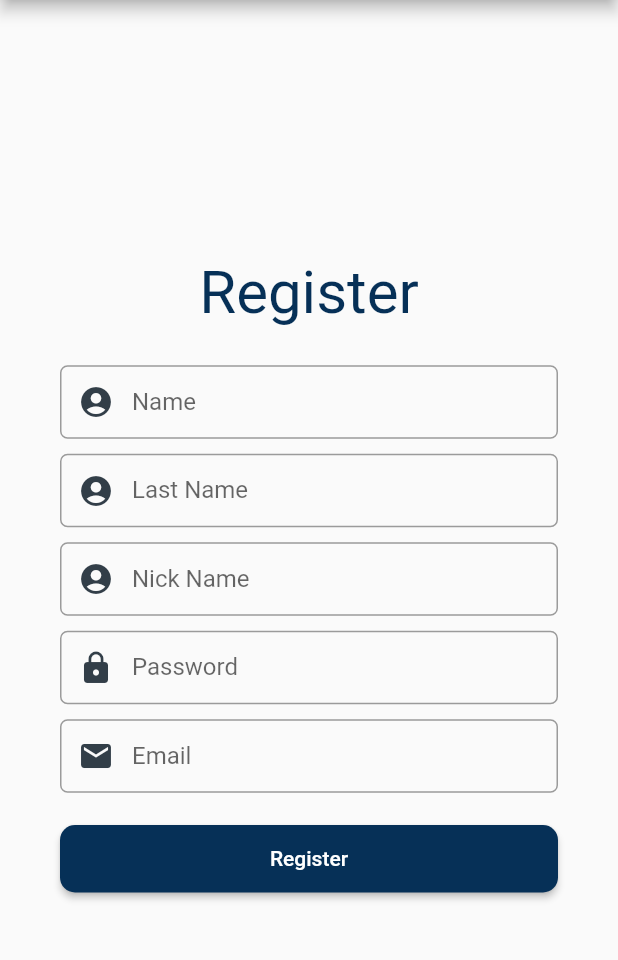
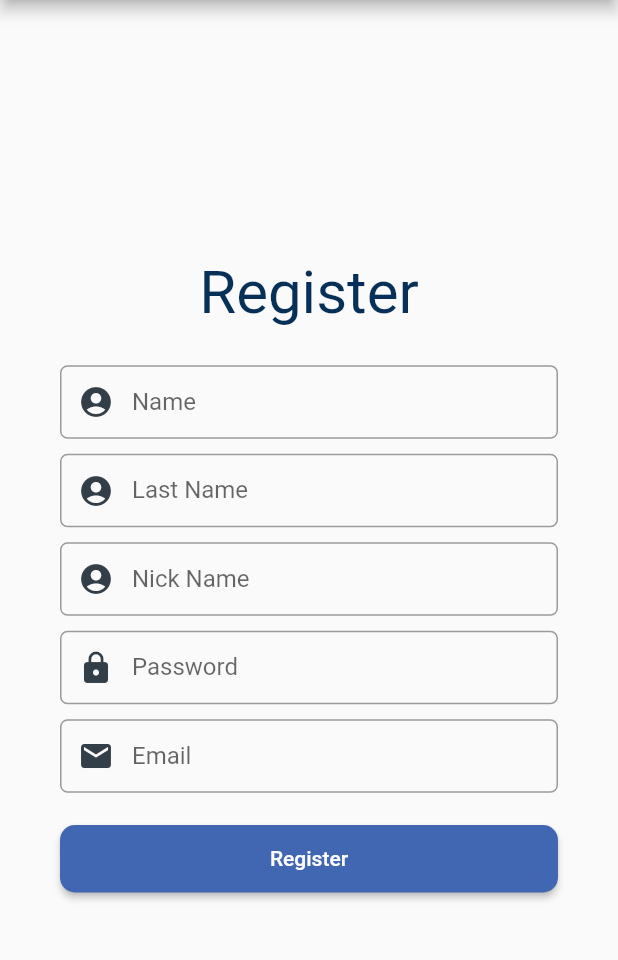
Before and after one commit to AjaySankar/assignment_2, a Flutter app: the Register screen opened by its route, on a phone screen of 412 x 824 dp, the part 84-1044 px from its top. Run offline on Flutter 3.47's test engine with Material 2 defaults, Android fonts, the phone set to English and light mode, and no system bars.

Commit message:
Added theme (fb blue) color

```diff
--- a/lib/main.dart
+++ b/lib/main.dart
@@ -2,6 +2,8 @@ import 'package:flutter/material.dart';
 import 'package:assignment_2/screens/login.dart';
 import 'package:assignment_2/screens/register.dart';
 import 'package:assignment_2/screens/dashboard.dart';
+import 'package:assignment_2/screens/post_create_form.dart';
+import 'package:assignment_2/utils/theme.dart';
 
 void main() {
   runApp(MyApp());
@@ -32,8 +34,9 @@ class MyApp extends StatelessWidget {
       home: Scaffold(
         appBar: AppBar(
           title: Text("InstaPost"),
+          backgroundColor: getThemeColor(),
         ),
-        body: Login()
+        body: PostForm()
       ),
       routes: {
         '/login': (context) => Login(),
--- a/lib/screens/post_create_form.dart
+++ b/lib/screens/post_create_form.dart
@@ -1,5 +1,6 @@
 import 'package:flutter/material.dart';
 import 'package:assignment_2/utils/validators.dart';
+import 'package:assignment_2/utils/theme.dart';
 
 enum Status {
   PostNotCreated,
@@ -39,7 +40,7 @@ class _PostFormState extends State<PostForm> {
                     "Create Post",
                     style: TextStyle(
                         fontSize: 40,
-                        color: Color(0xfff4267B2)
+                        color: getThemeColor()
                     )
                   ),
                 ),
--- a/lib/utils/login_register_buttons.dart
+++ b/lib/utils/login_register_buttons.dart
@@ -1,9 +1,10 @@
 import 'package:flutter/material.dart';
+import 'package:assignment_2/utils/theme.dart';
 
 // From one of the buttons in flutter documentation - https://flutter.dev/docs/development/ui/widgets/material#Buttons
 
 MaterialButton longButtons(String title, Function fun,
-    {Color color: const Color(0xfff063057), Color textColor: Colors.white}) {
+    {Color color: const Color(0xfff4267B2), Color textColor: Colors.white}) {
   return MaterialButton(
     onPressed: fun,
     textColor: textColor,
--- /dev/null
+++ b/lib/utils/theme.dart
@@ -0,0 +1,5 @@
+import 'package:flutter/cupertino.dart';
+
+Color getThemeColor() {
+  return const Color(0xfff4267B2);
+}
```
